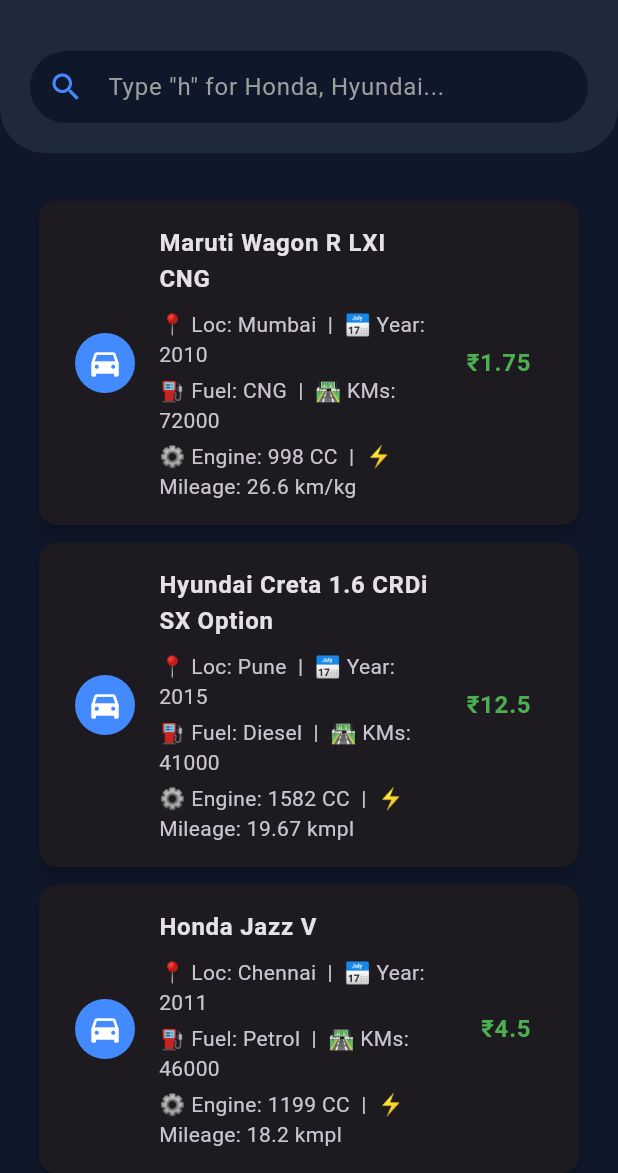
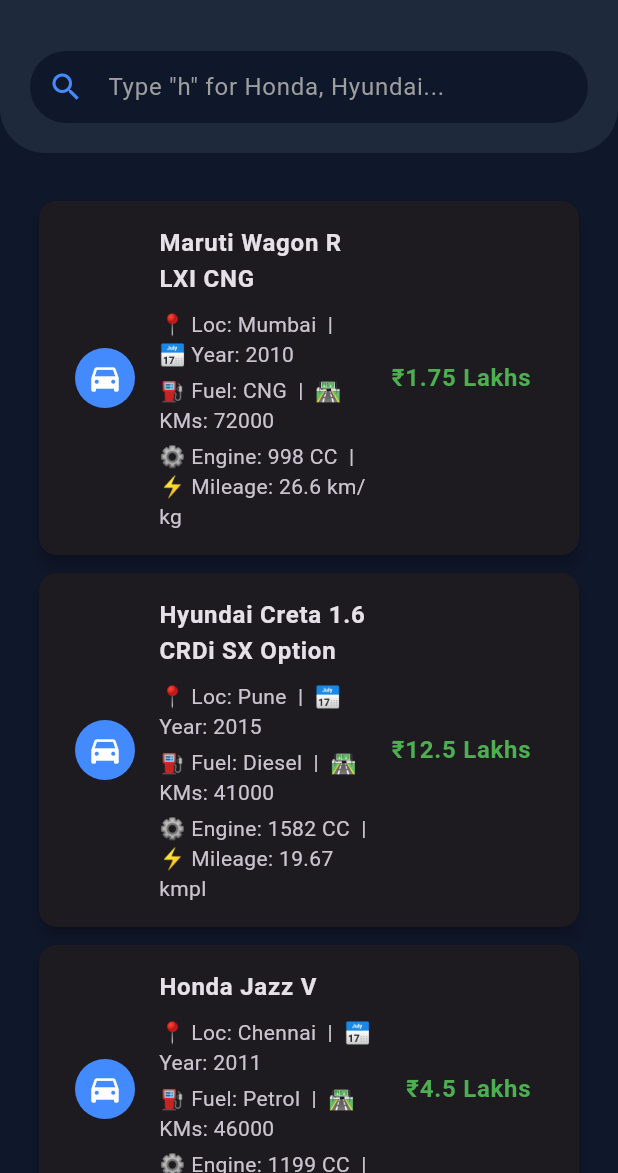
Before and after one commit to bhanuprakash13csm-sudo/Cars4U-App, a Flutter app: the HomeScreen screen opened by its route, on a phone screen of 412 x 824 dp, the part 63-1236 px from its top. Run offline on Flutter 3.47's test engine with Material 3 defaults, Android fonts, the light colour scheme and no system bars; our stand-ins replace csv, shared_preferences; accounts and stored records are empty; network calls fail.

Commit message:
Added Lakhs text to price format

```diff
--- a/lib/screens/home_screen.dart
+++ b/lib/screens/home_screen.dart
@@ -156,7 +156,7 @@
                                   ),
                                 ),
                                 trailing: Text(
-                                  '₹${car.price}',
+                                  '₹${car.price} Lakhs',
                                   style: const TextStyle(
                                     color: Colors.green,
                                     fontWeight: FontWeight.bold,
```
